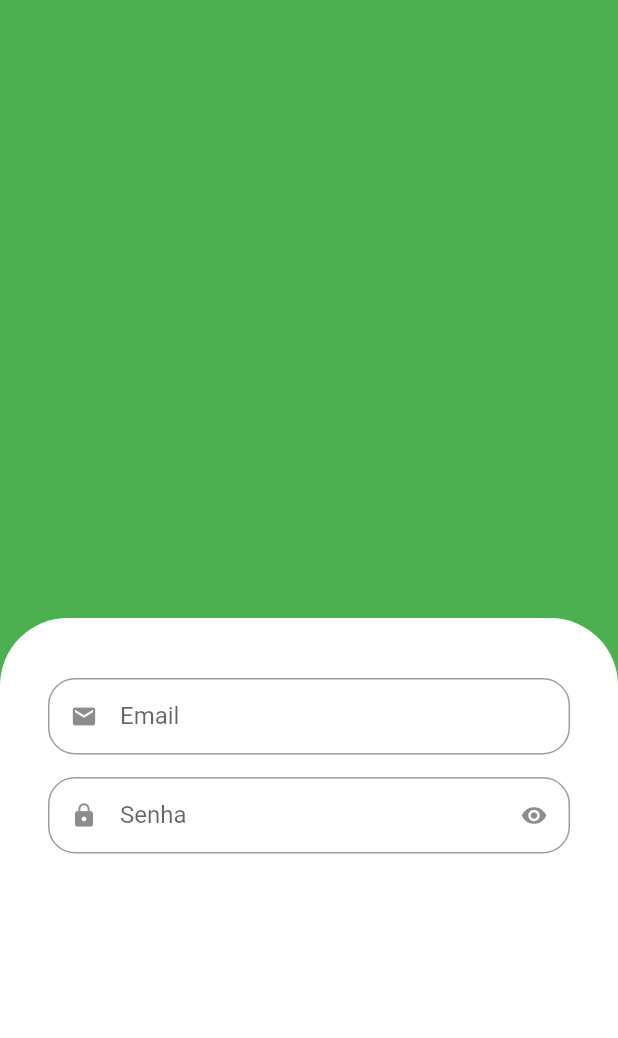
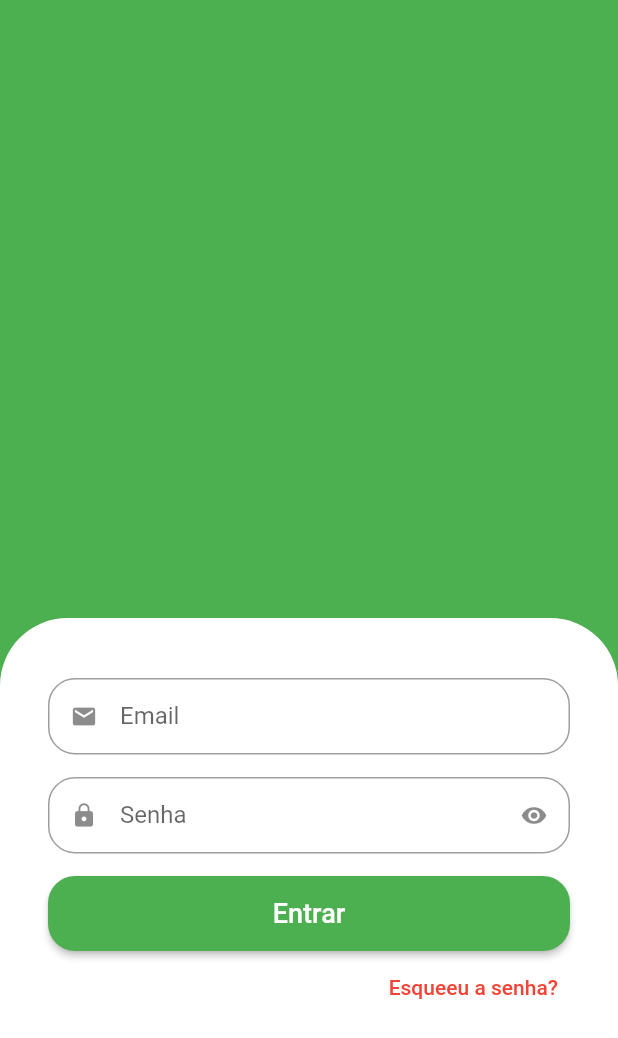
Before and after one commit to AdrianoRAV/e-commerce-front, a Flutter app: the screen it shows after launch, on a phone screen of 412 x 824 dp. Shown: the top 1038 px of the screen. Run offline on Flutter 3.47's test engine with Material 2 defaults, Android fonts, the phone set to English and light mode, and no system bars.

Commit message:
botão e textbutton tela inicio

```diff
--- a/lib/src/auth/sign_in_screen.dart
+++ b/lib/src/auth/sign_in_screen.dart
@@ -27,19 +27,50 @@ class SignInScreen extends StatelessWidget {
                   top: Radius.circular(45),
                 )),
             child: Column(
-              children:  [
+              crossAxisAlignment: CrossAxisAlignment.stretch,
+              children: [
                 //Email
-               CustomTextField(
-                icon: Icons.email,
-                label: 'Email',
-
-               ),
+                const CustomTextField(
+                  icon: Icons.email,
+                  label: 'Email',
+                ),
 
                 //Senha
-                CustomTextField(
+                const CustomTextField(
                   icon: Icons.lock,
-                label: 'Senha',
-                isSecret: true,
+                  label: 'Senha',
+                  isSecret: true,
+                ),
+
+                SizedBox(
+                  height: 50,
+                  child: ElevatedButton(
+                    style: ElevatedButton.styleFrom(
+                      shape: RoundedRectangleBorder(
+                        borderRadius: BorderRadius.circular(18),
+                      ),
+                    ),
+                    onPressed: () {},
+                    child: const Text(
+                      'Entrar',
+                      style: TextStyle(
+                        fontSize: 18,
+                      ),
+                    ),
+                  ),
+                ),
+
+                Align(
+                  alignment: Alignment.centerRight,
+                  child: TextButton(
+                    onPressed: () {},
+                    child: const Text(
+                      'Esqueeu a senha?',
+                      style: TextStyle(
+                        color: Colors.red,
+                      ),
+                    ),
+                  ),
                 ),
               ],
             ),
```
